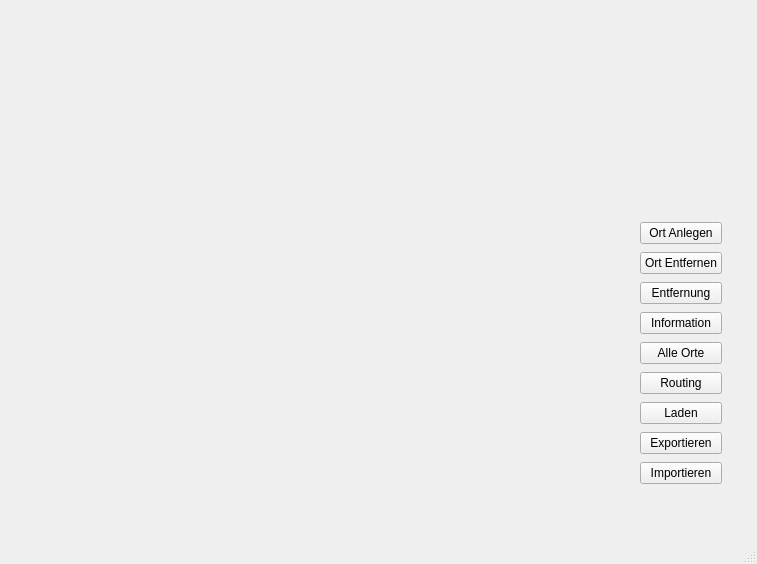
Before: the Qt Designer form navigationssystem.ui in SudipMaharjan/Navigation-System, drawn with Qt 5.
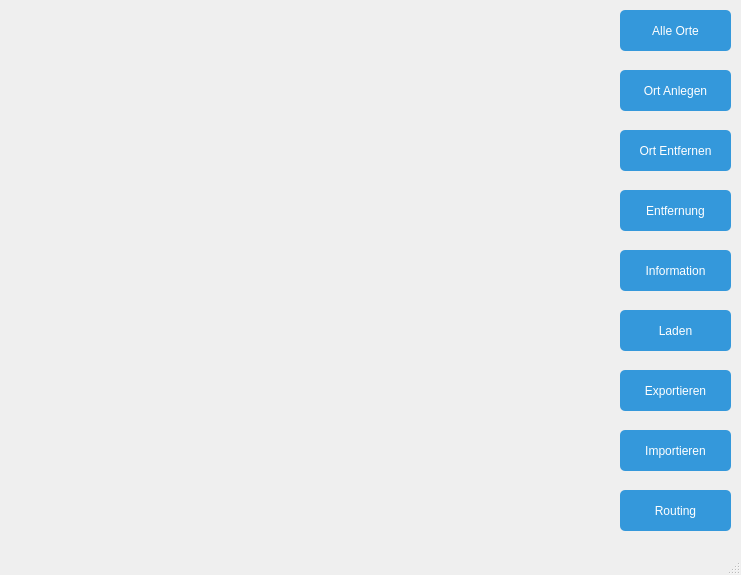
After: the same form once the commit is applied. Icons and pictures are not drawn.

Patch:
```diff
--- a/navigationssystem.ui
+++ b/navigationssystem.ui
@@ -6,89 +6,14 @@
    <rect>
     <x>0</x>
     <y>0</y>
-    <width>757</width>
-    <height>564</height>
+    <width>741</width>
+    <height>575</height>
    </rect>
   </property>
   <property name="windowTitle">
    <string>Navigationssystem</string>
   </property>
   <widget class="QWidget" name="centralwidget">
-   <widget class="QWidget" name="verticalLayoutWidget">
-    <property name="geometry">
-     <rect>
-      <x>640</x>
-      <y>220</y>
-      <width>82</width>
-      <height>271</height>
-     </rect>
-    </property>
-    <layout class="QVBoxLayout" name="verticalLayout">
-     <item>
-      <widget class="QPushButton" name="pushButtonOrtAnlegen">
-       <property name="text">
-        <string>Ort Anlegen</string>
-       </property>
-      </widget>
-     </item>
-     <item>
-      <widget class="QPushButton" name="pushButtonOrtEntfernen">
-       <property name="text">
-        <string>Ort Entfernen</string>
-       </property>
-      </widget>
-     </item>
-     <item>
-      <widget class="QPushButton" name="pushButtonEntfernung">
-       <property name="text">
-        <string>Entfernung</string>
-       </property>
-      </widget>
-     </item>
-     <item>
-      <widget class="QPushButton" name="pushButtonInformation">
-       <property name="text">
-        <string>Information</string>
-       </property>
-      </widget>
-     </item>
-     <item>
-      <widget class="QPushButton" name="pushButtonAlleOrte">
-       <property name="text">
-        <string>Alle Orte</string>
-       </property>
-      </widget>
-     </item>
-     <item>
-      <widget class="QPushButton" name="pushButtonRouting">
-       <property name="text">
-        <string>Routing</string>
-       </property>
-      </widget>
-     </item>
-     <item>
-      <widget class="QPushButton" name="pushButtonLaden">
-       <property name="text">
-        <string>Laden</string>
-       </property>
-      </widget>
-     </item>
-     <item>
-      <widget class="QPushButton" name="pushButtonExportieren">
-       <property name="text">
-        <string>Exportieren</string>
-       </property>
-      </widget>
-     </item>
-     <item>
-      <widget class="QPushButton" name="pushButtonImportieren">
-       <property name="text">
-        <string>Importieren</string>
-       </property>
-      </widget>
-     </item>
-    </layout>
-   </widget>
    <widget class="QLabel" name="label">
     <property name="geometry">
      <rect>
@@ -108,6 +33,294 @@
      <bool>true</bool>
     </property>
    </widget>
+   <widget class="QPushButton" name="pushButtonOrtAnlegen">
+    <property name="geometry">
+     <rect>
+      <x>620</x>
+      <y>70</y>
+      <width>111</width>
+      <height>41</height>
+     </rect>
+    </property>
+    <property name="styleSheet">
+     <string notr="true">QPushButton {
+    background-color: #3498db; 
+    color: white; 
+    border-style: none; 
+    border-radius: 5px; 
+    padding: 10px 20px; 
+}
+
+
+QPushButton:hover {
+    background-color: #2980b9; 
+}
+
+
+QPushButton:pressed {
+    background-color: #1f618d; 
+}</string>
+    </property>
+    <property name="text">
+     <string>Ort Anlegen</string>
+    </property>
+   </widget>
+   <widget class="QPushButton" name="pushButtonOrtEntfernen">
+    <property name="geometry">
+     <rect>
+      <x>620</x>
+      <y>130</y>
+      <width>111</width>
+      <height>41</height>
+     </rect>
+    </property>
+    <property name="styleSheet">
+     <string notr="true">QPushButton {
+    background-color: #3498db; 
+    color: white; 
+    border-style: none; 
+    border-radius: 5px; 
+    padding: 10px 20px; 
+}
+
+
+QPushButton:hover {
+    background-color: #2980b9; 
+}
+
+
+QPushButton:pressed {
+    background-color: #1f618d; 
+}</string>
+    </property>
+    <property name="text">
+     <string>Ort Entfernen</string>
+    </property>
+   </widget>
+   <widget class="QPushButton" name="pushButtonEntfernung">
+    <property name="geometry">
+     <rect>
+      <x>620</x>
+      <y>190</y>
+      <width>111</width>
+      <height>41</height>
+     </rect>
+    </property>
+    <property name="styleSheet">
+     <string notr="true">QPushButton {
+    background-color: #3498db; 
+    color: white; 
+    border-style: none; 
+    border-radius: 5px; 
+    padding: 10px 20px; 
+}
+
+
+QPushButton:hover {
+    background-color: #2980b9; 
+}
+
+
+QPushButton:pressed {
+    background-color: #1f618d; 
+}</string>
+    </property>
+    <property name="text">
+     <string>Entfernung</string>
+    </property>
+   </widget>
+   <widget class="QPushButton" name="pushButtonInformation">
+    <property name="geometry">
+     <rect>
+      <x>620</x>
+      <y>250</y>
+      <width>111</width>
+      <height>41</height>
+     </rect>
+    </property>
+    <property name="styleSheet">
+     <string notr="true">QPushButton {
+    background-color: #3498db; 
+    color: white; 
+    border-style: none; 
+    border-radius: 5px; 
+    padding: 10px 20px; 
+}
+
+
+QPushButton:hover {
+    background-color: #2980b9; 
+}
+
+
+QPushButton:pressed {
+    background-color: #1f618d; 
+}</string>
+    </property>
+    <property name="text">
+     <string>Information</string>
+    </property>
+   </widget>
+   <widget class="QPushButton" name="pushButtonAlleOrte">
+    <property name="geometry">
+     <rect>
+      <x>620</x>
+      <y>10</y>
+      <width>111</width>
+      <height>41</height>
+     </rect>
+    </property>
+    <property name="styleSheet">
+     <string notr="true">QPushButton {
+    background-color: #3498db; 
+    color: white; 
+    border-style: none; 
+    border-radius: 5px; 
+    padding: 10px 20px; 
+}
+
+
+QPushButton:hover {
+    background-color: #2980b9; 
+}
+
+
+QPushButton:pressed {
+    background-color: #1f618d; 
+}</string>
+    </property>
+    <property name="text">
+     <string>Alle Orte</string>
+    </property>
+   </widget>
+   <widget class="QPushButton" name="pushButtonRouting">
+    <property name="geometry">
+     <rect>
+      <x>620</x>
+      <y>490</y>
+      <width>111</width>
+      <height>41</height>
+     </rect>
+    </property>
+    <property name="styleSheet">
+     <string notr="true">QPushButton {
+    background-color: #3498db; 
+    color: white; 
+    border-style: none; 
+    border-radius: 5px; 
+    padding: 10px 20px; 
+}
+
+
+QPushButton:hover {
+    background-color: #2980b9; 
+}
+
+
+QPushButton:pressed {
+    background-color: #1f618d; 
+}</string>
+    </property>
+    <property name="text">
+     <string>Routing</string>
+    </property>
+   </widget>
+   <widget class="QPushButton" name="pushButtonImportieren">
+    <property name="geometry">
+     <rect>
+      <x>620</x>
+      <y>430</y>
+      <width>111</width>
+      <height>41</height>
+     </rect>
+    </property>
+    <property name="styleSheet">
+     <string notr="true">QPushButton {
+    background-color: #3498db; 
+    color: white; 
+    border-style: none; 
+    border-radius: 5px; 
+    padding: 10px 20px; 
+}
+
+
+QPushButton:hover {
+    background-color: #2980b9; 
+}
+
+
+QPushButton:pressed {
+    background-color: #1f618d; 
+}</string>
+    </property>
+    <property name="text">
+     <string>Importieren</string>
+    </property>
+   </widget>
+   <widget class="QPushButton" name="pushButtonExportieren">
+    <property name="geometry">
+     <rect>
+      <x>620</x>
+      <y>370</y>
+      <width>111</width>
+      <height>41</height>
+     </rect>
+    </property>
+    <property name="styleSheet">
+     <string notr="true">QPushButton {
+    background-color: #3498db; 
+    color: white; 
+    border-style: none; 
+    border-radius: 5px; 
+    padding: 10px 20px; 
+}
+
+
+QPushButton:hover {
+    background-color: #2980b9; 
+}
+
+
+QPushButton:pressed {
+    background-color: #1f618d; 
+}</string>
+    </property>
+    <property name="text">
+     <string>Exportieren</string>
+    </property>
+   </widget>
+   <widget class="QPushButton" name="pushButtonLaden">
+    <property name="geometry">
+     <rect>
+      <x>620</x>
+      <y>310</y>
+      <width>111</width>
+      <height>41</height>
+     </rect>
+    </property>
+    <property name="styleSheet">
+     <string notr="true">QPushButton {
+    background-color: #3498db; 
+    color: white; 
+    border-style: none; 
+    border-radius: 5px; 
+    padding: 10px 20px; 
+}
+
+
+QPushButton:hover {
+    background-color: #2980b9; 
+}
+
+
+QPushButton:pressed {
+    background-color: #1f618d; 
+}</string>
+    </property>
+    <property name="text">
+     <string>Laden</string>
+    </property>
+   </widget>
   </widget>
   <widget class="QMenuBar" name="menubar">
    <property name="geometry">
```
Left out of the diff: 8 changed lines with no effect on the pictures.
